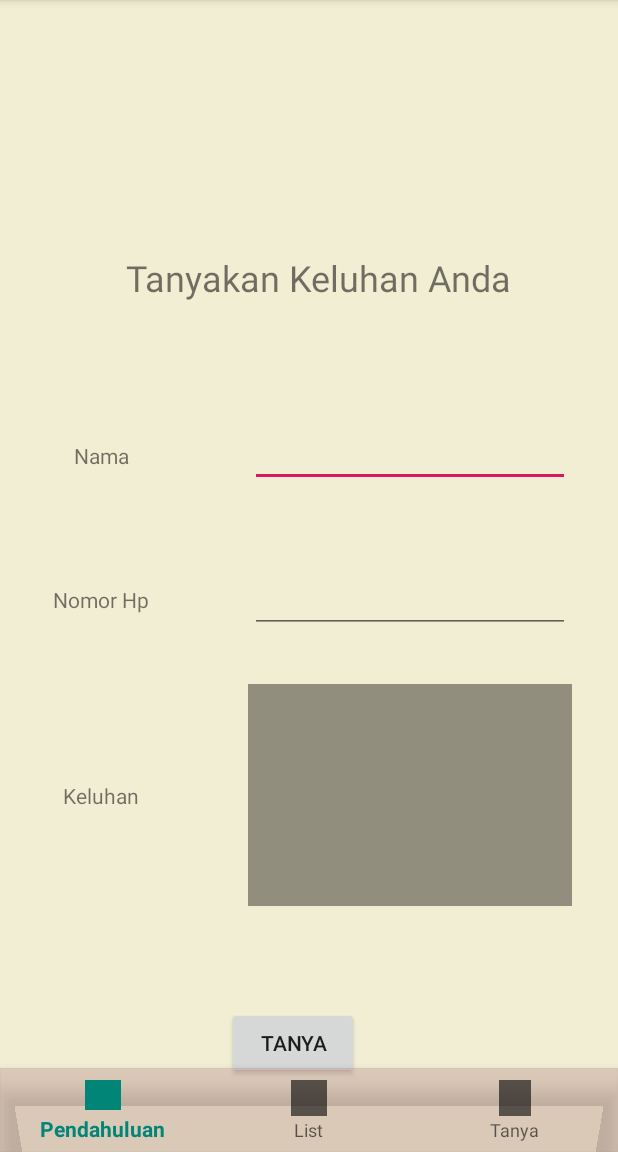
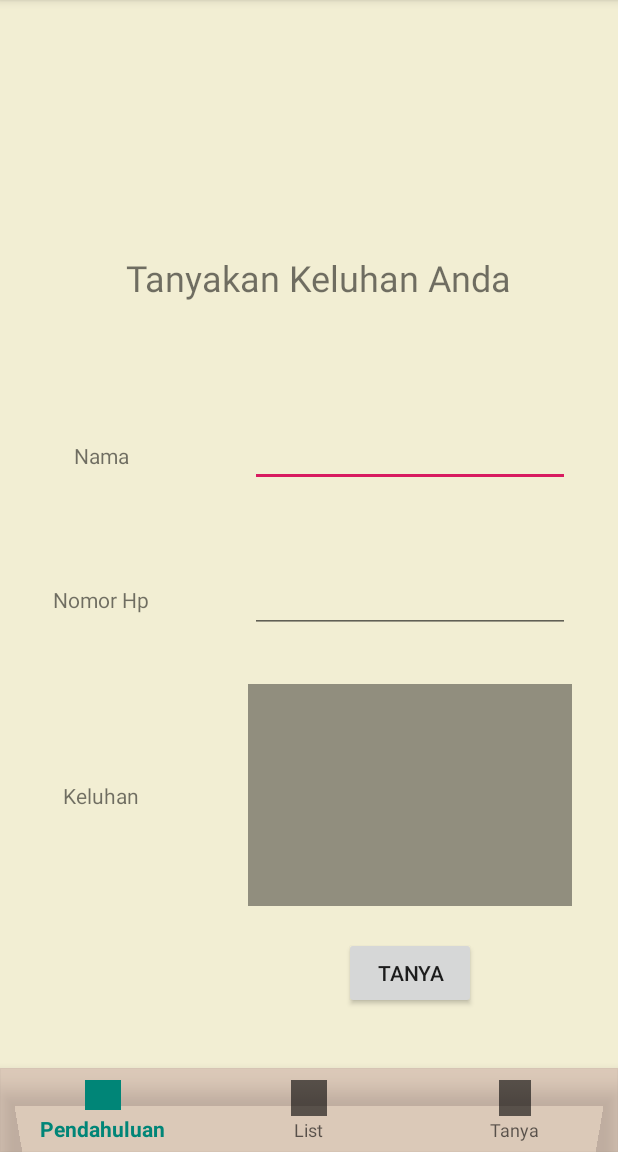
Before and after one commit to KhosyAkmal/Tanya-Dokter-UAS, an Android app: the MainActivity screen opened directly, with no data from a screen before it, on a phone screen of 412 x 824 dp, the part 84-1236 px from its top. Run offline under Robolectric (Android 15) with nearby library versions, the phone set to English and light mode, and no system bars; our stand-ins replace Firebase (no records; nobody signed in at launch, a user with empty details on screens opened directly).

Commit message:
edit view

```diff
--- a/app/src/main/res/layout/activity_main.xml
+++ b/app/src/main/res/layout/activity_main.xml
@@ -13,10 +13,9 @@
         android:layout_height="wrap_content"
         android:onClick="handlerClikDaftarkan"
         android:text="TANYA"
-        app:layout_constraintBottom_toBottomOf="parent"
+        app:layout_constraintBottom_toTopOf="@+id/guideline7"
         app:layout_constraintEnd_toEndOf="parent"
-        app:layout_constraintHorizontal_bias="0.468"
-        app:layout_constraintStart_toStartOf="parent"
+        app:layout_constraintStart_toStartOf="@+id/guideline14"
         app:layout_constraintTop_toTopOf="@+id/guideline13" />
 
     <EditText
@@ -139,19 +138,22 @@
         app:layout_constraintStart_toStartOf="@+id/guideline14"
         app:layout_constraintTop_toTopOf="@+id/guideline2" />
 
-    <FrameLayout
-        android:id="@+id/fragment_container"
-        android:layout_width="match_parent"
-        android:layout_height="match_parent"
-        app:layout_behavior="@string/appbar_scrolling_view_behavior"
-        />
-
     <com.google.android.material.bottomnavigation.BottomNavigationView
         android:id="@+id/navigation"
         android:layout_width="match_parent"
         android:layout_height="wrap_content"
         android:background="#63B68D8D"
         app:layout_constraintBottom_toBottomOf="parent"
+        app:layout_constraintEnd_toEndOf="parent"
+        app:layout_constraintStart_toStartOf="parent"
         app:menu="@menu/navigation" />
 
+    <androidx.constraintlayout.widget.Guideline
+        android:id="@+id/guideline7"
+        android:layout_width="wrap_content"
+        android:layout_height="wrap_content"
+        android:orientation="horizontal"
+        app:layout_constraintGuide_begin="675dp" />
+
+
 </androidx.constraintlayout.widget.ConstraintLayout>
```
Also changed, not shown: app/src/main/java/com/khos/tanyadokter/MainActivity.java (+21 -0 lines), app/src/main/java/com/khos/tanyadokter/Welcome.java (+0 -12 lines).
